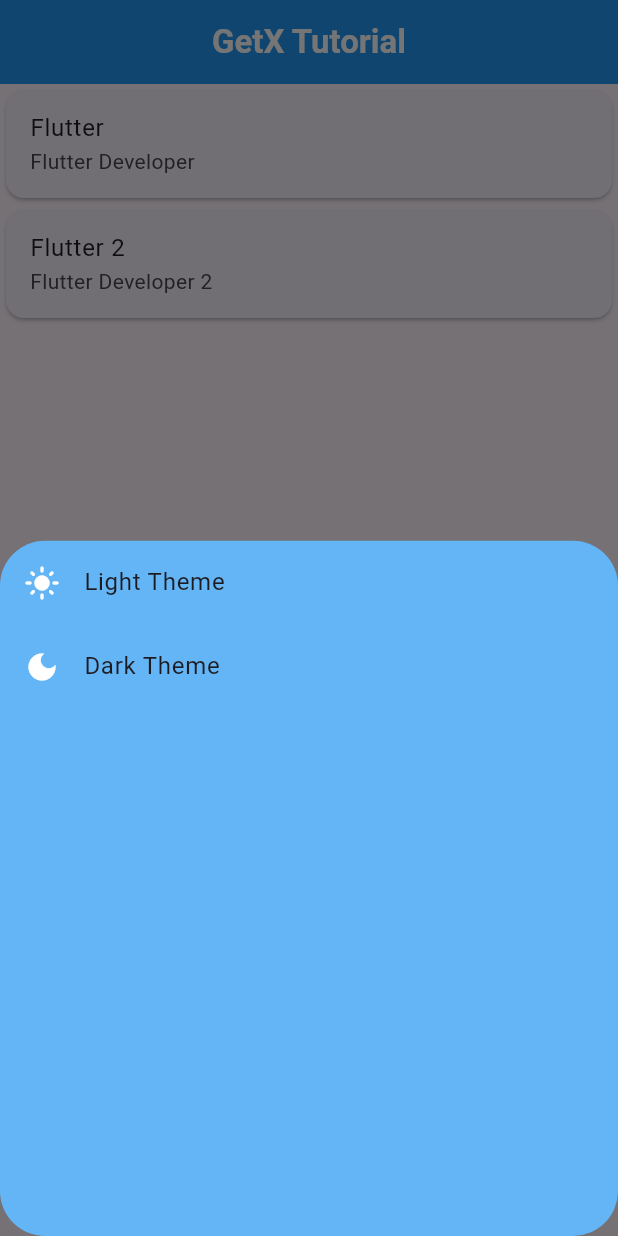
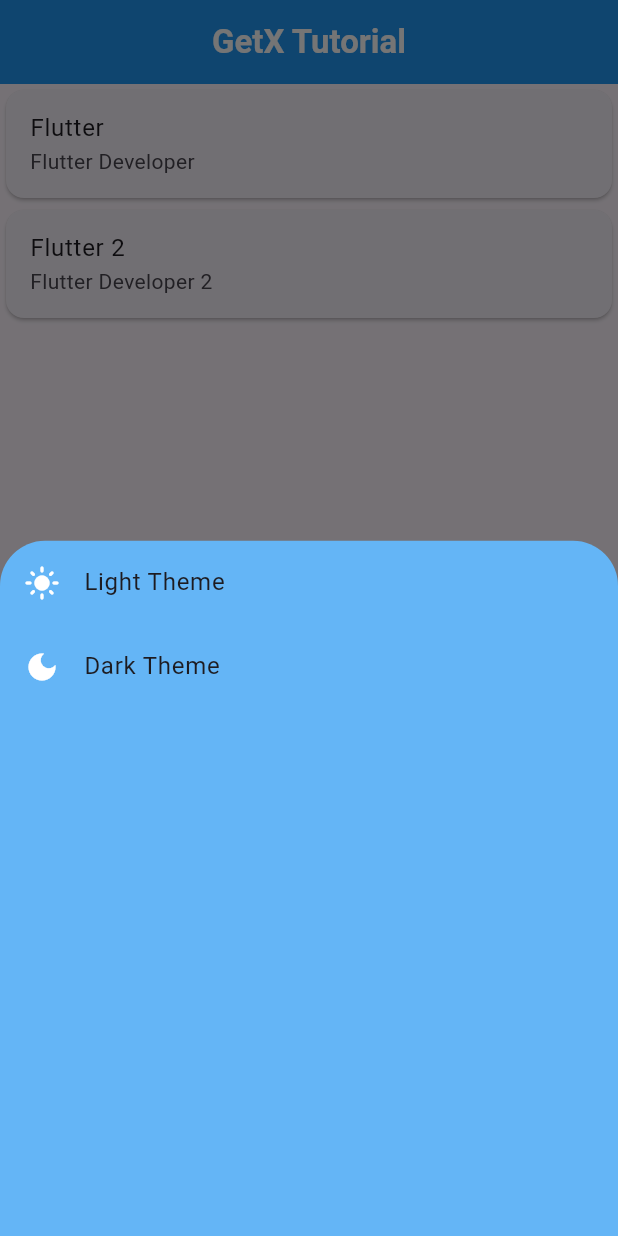
Before and after one commit to alhasann351/getx_light_dark_theme, a Flutter app: the screen it shows after launch, after a tap on "Flutter 2", on a phone screen of 412 x 824 dp. Run offline on Flutter 3.47's test engine with Material 3 defaults, Android fonts, the phone set to English and light mode, and no system bars; our stand-ins replace get.

Commit message:
light-dark-theme-added-with-getx

```diff
--- a/lib/my_home_page.dart
+++ b/lib/my_home_page.dart
@@ -59,22 +59,31 @@ class _MyHomePageState extends State<MyHomePage> {
                   Container(
                     decoration: BoxDecoration(
                       color: Colors.blue.shade300,
-                      borderRadius: BorderRadius.circular(30),
+                      borderRadius: const BorderRadius.only(
+                        topLeft: Radius.circular(30),
+                        topRight: Radius.circular(30),
+                      ),
                     ),
                     child: Column(
                       children: [
                         ListTile(
-                          leading: const Icon(Icons.light_mode, color: Colors.white,),
+                          leading: const Icon(
+                            Icons.light_mode,
+                            color: Colors.white,
+                          ),
                           title: const Text('Light Theme'),
-                          onTap: (){
-
+                          onTap: () {
+                            Get.changeTheme(ThemeData.light());
                           },
                         ),
                         ListTile(
-                          leading: const Icon(Icons.dark_mode, color: Colors.white,),
+                          leading: const Icon(
+                            Icons.dark_mode,
+                            color: Colors.white,
+                          ),
                           title: const Text('Dark Theme'),
-                          onTap: (){
-
+                          onTap: () {
+                            Get.changeTheme(ThemeData.dark());
                           },
                         ),
                       ],
```
